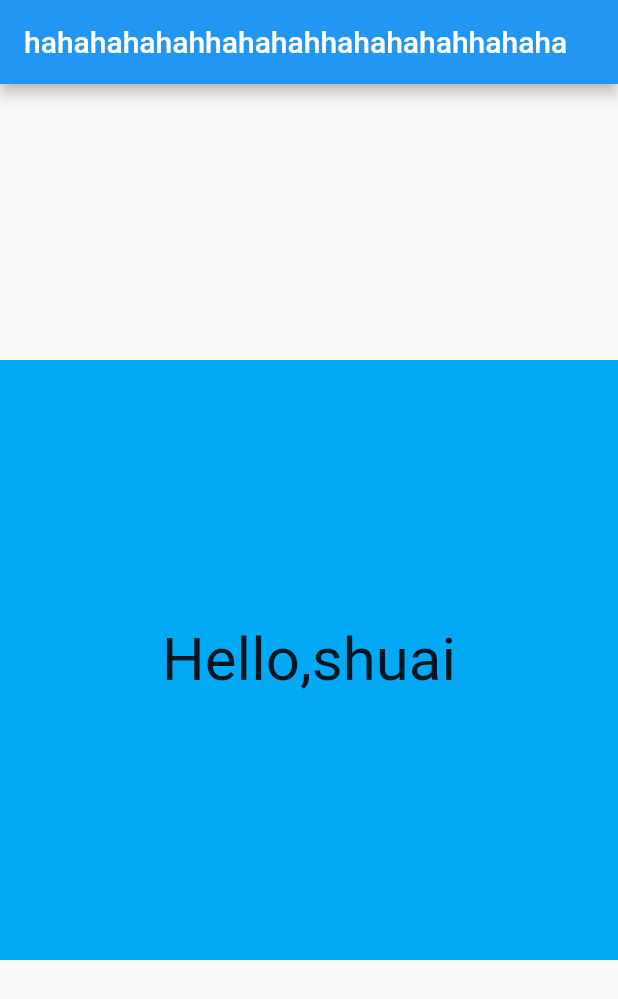
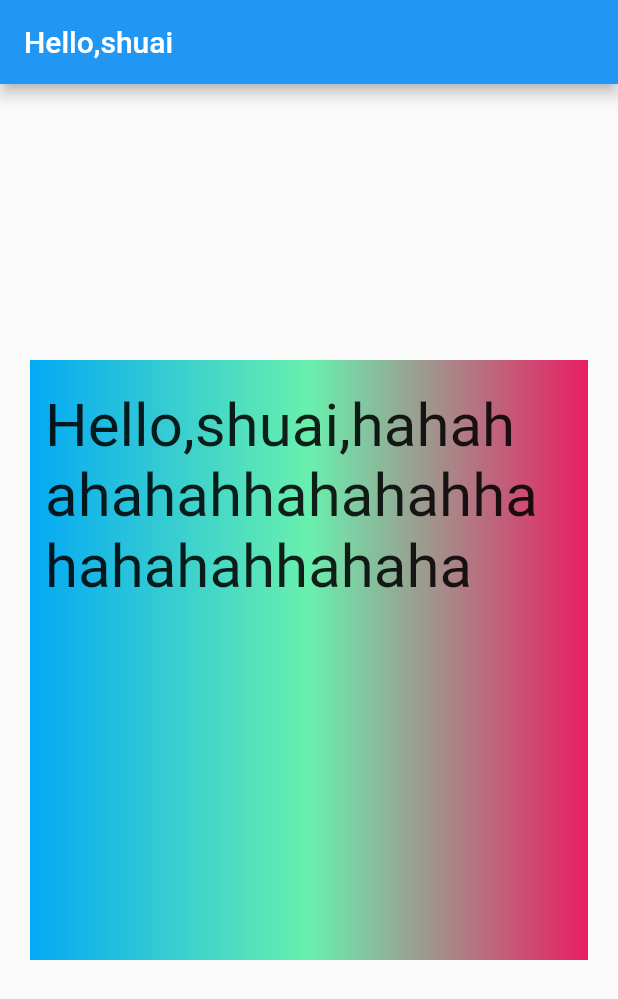
Before and after one commit to gotha331/flutter-learning, a Flutter app: the screen it shows after launch, on a phone screen of 412 x 824 dp. Shown: the top 999 px of the screen. Run offline on Flutter 3.47's test engine with Material 2 defaults, Android fonts, the phone set to English and light mode, and no system bars.

Commit message:
feat:set "padding\margin\linearGradient"

```diff
--- a/containerwidget/lib/main.dart
+++ b/containerwidget/lib/main.dart
@@ -4,7 +4,7 @@
  * @Author: jiang.liu
  * @Date: 2021-02-25 10:53:32
  * @LastEditors: jiang.liu
- * @LastEditTime: 2021-02-25 11:05:03
+ * @LastEditTime: 2021-02-25 11:31:11
  */
 import 'package:flutter/material.dart';
 
@@ -19,20 +19,27 @@ class MyApp extends StatelessWidget {
       title: 'Flutter Demo',
       home: Scaffold(
         appBar: AppBar(
-          title: Text('hahahahahahhahahahhahahahahhahaha'),
+          title: Text('Hello,shuai'),
         ),
         body: Center(
           child: Container(
             child: new Text(
-              'Hello,shuai',
+              'Hello,shuai,hahahahahahhahahahhahahahahhahaha',
               style: TextStyle(
                 fontSize: 40.0,
               ),
             ),
-            alignment: Alignment.center,
+            alignment: Alignment.topLeft,
             width: 500.0,
             height: 400.0,
-            color: Colors.lightBlue,
+            // color: Colors.lightBlue,
+            margin: const EdgeInsets.all(20.0),
+            padding: const EdgeInsets.fromLTRB(10.0, 20.0, 30.0, 40.0),
+            decoration: new BoxDecoration(
+              gradient: const LinearGradient(
+                colors: [Colors.lightBlue, Colors.greenAccent, Colors.pink],
+              ),
+            ),
           ),
         ),
       ),
```
